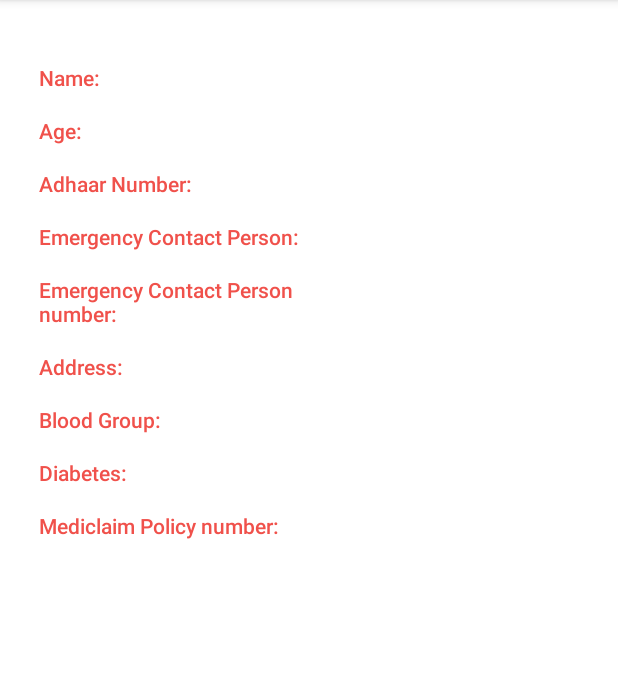
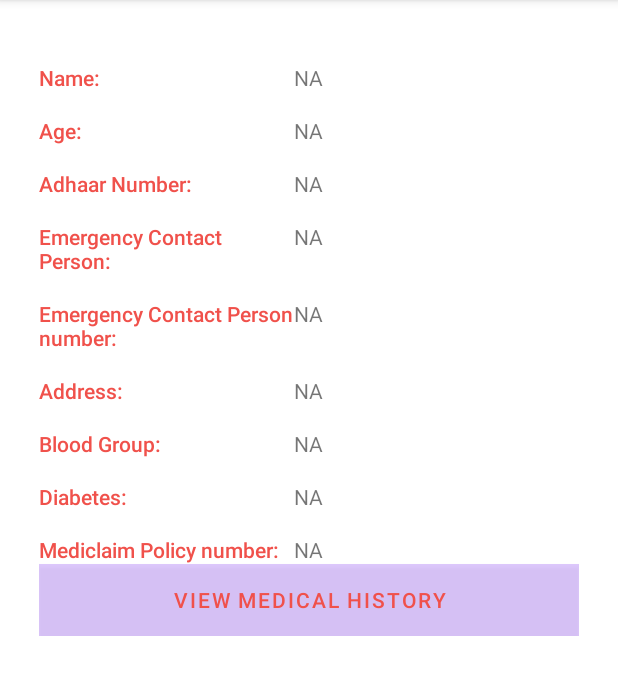
Before and after one commit to Shivangidubey08/Suraksha-App, an Android app: the screen it shows after launch (DataViewActivity), on a phone screen of 412 x 824 dp, the part 84-779 px from its top. Run offline under Robolectric (Android 15) with nearby library versions, the phone set to English and light mode, and no system bars.

Commit message:
Added pdf feature

```diff
--- a/app/src/main/java/com/example/suraksha/DataViewActivity.java
+++ b/app/src/main/java/com/example/suraksha/DataViewActivity.java
@@ -4,11 +4,16 @@ import androidx.appcompat.app.AppCompatActivity;
 
 import android.content.Intent;
 import android.database.Cursor;
+import android.net.Uri;
 import android.os.Bundle;
 import android.database.sqlite.SQLiteDatabase;
+import android.util.Log;
 import android.view.Menu;
 import android.view.MenuItem;
+import android.view.View;
 import android.widget.TextView;
+import android.widget.Toast;
+
 import com.example.suraksha.data.dbHelper;
 import com.example.suraksha.data.contractClass;
 
@@ -23,6 +28,8 @@ public class DataViewActivity extends AppCompatActivity {
     private TextView bloodgroup;
     private TextView diabetes;
     private TextView policy;
+    private Uri fileUri=null;
+    private String filePath;
     @Override
     protected void onCreate(Bundle savedInstanceState) {
         super.onCreate(savedInstanceState);
@@ -54,7 +61,7 @@ public class DataViewActivity extends AppCompatActivity {
         return true;
     }
 
-    public void displayDatabaseInfo() {
+    private void displayDatabaseInfo() {
         SQLiteDatabase db = mDbHelper.getReadableDatabase();
 
         String[] projection = {
@@ -67,7 +74,9 @@ public class DataViewActivity extends AppCompatActivity {
                 contractClass.UserEntry.COLUMN_ADDRESS,
                 contractClass.UserEntry.COLUMN_BLOODGROUP,
                 contractClass.UserEntry.COLUMN_DIABETES,
-                contractClass.UserEntry.COLUMN_POLICY_NIUMBER };
+                contractClass.UserEntry.COLUMN_POLICY_NIUMBER,
+                contractClass.UserEntry.COLUMN_MEDICAL_FILE_URL
+        };
 
         Cursor cursor = db.query(
                 contractClass.UserEntry.TABLE_NAME, projection, null, null, null, null, null);
@@ -81,6 +90,7 @@ public class DataViewActivity extends AppCompatActivity {
         int bloodgroupColumnIndex = cursor.getColumnIndex(contractClass.UserEntry.COLUMN_BLOODGROUP);
         int diabetesColumnIndex = cursor.getColumnIndex(contractClass.UserEntry.COLUMN_DIABETES);
         int policyColumnIndex = cursor.getColumnIndex(contractClass.UserEntry.COLUMN_POLICY_NIUMBER);
+        int medicalHistoryColumnIndex = cursor.getColumnIndex(contractClass.UserEntry.COLUMN_MEDICAL_FILE_URL);
         cursor.moveToNext();
         try {name.setText(cursor.getString(nameColumnIndex));
             age.setText(cursor.getString(ageColumnIndex));
@@ -91,11 +101,23 @@ public class DataViewActivity extends AppCompatActivity {
             bloodgroup.setText(cursor.getString(bloodgroupColumnIndex));
             diabetes.setText(cursor.getString(diabetesColumnIndex));
             policy.setText(cursor.getString(policyColumnIndex));
+            fileUri=Uri.parse(cursor.getString(medicalHistoryColumnIndex));
+            filePath=cursor.getString(medicalHistoryColumnIndex);
 
         } finally {
 
             cursor.close();
+
         }
+    }
+    public void seeMedicalHistory(View view){
+        Log.i("nevla", filePath);
+        if(filePath=="NA"){
+            Toast.makeText(this, "No Medical history added", Toast.LENGTH_SHORT).show();}
+        else{
+        Intent intent = new Intent(Intent.ACTION_VIEW);
+        intent.setDataAndType(fileUri,"application/pdf");
+        startActivity(Intent.createChooser(intent, "Open folder"));}
     }
 
 }
--- a/app/src/main/java/com/example/suraksha/data/contractClass.java
+++ b/app/src/main/java/com/example/suraksha/data/contractClass.java
@@ -60,6 +60,7 @@ public class contractClass {
         public final static String COLUMN_BLOODGROUP = "bloodgroup";
         public final static String COLUMN_DIABETES = "diabetes";
         public final static String COLUMN_POLICY_NIUMBER = "policyNumber";
+        public final static String COLUMN_MEDICAL_FILE_URL = "medicalFileUrl";
 
         public static final int GENDER_UNKNOWN = 0;
         public static final int GENDER_MALE = 1;
--- a/app/src/main/java/com/example/suraksha/data/dbHelper.java
+++ b/app/src/main/java/com/example/suraksha/data/dbHelper.java
@@ -2,7 +2,13 @@ package com.example.suraksha.data;
 import android.content.Context;
 import android.database.sqlite.SQLiteDatabase;
 import android.database.sqlite.SQLiteOpenHelper;
+import android.util.Log;
+
 import com.example.suraksha.data.contractClass.UserEntry;
+
+import com.example.suraksha.data.contractClass;
+import com.example.suraksha.data.contractClass.UserEntry;
+import com.example.suraksha.data.dbHelper;
 public class dbHelper extends SQLiteOpenHelper{
 
     public static final String LOG_TAG = dbHelper.class.getSimpleName();
@@ -40,19 +46,34 @@ public class dbHelper extends SQLiteOpenHelper{
                 + UserEntry.COLUMN_ADDRESS + " TEXT, "
                 + UserEntry.COLUMN_BLOODGROUP + " TEXT, "
                 + UserEntry.COLUMN_DIABETES + " TEXT, "
-                + UserEntry.COLUMN_POLICY_NIUMBER + " TEXT);";
-        String SQL_INSERT_DUMMY =  "INSERT INTO " + UserEntry.TABLE_NAME + " VALUES ("
+                + UserEntry.COLUMN_POLICY_NIUMBER + " TEXT, "
+                + UserEntry.COLUMN_MEDICAL_FILE_URL + " TEXT);";
+        String SQL_INSERT_DUMMY =  "INSERT INTO " + UserEntry.TABLE_NAME + " ("
+                + UserEntry._ID + ", "
+                + UserEntry.COLUMN_USER_NAME + ", "
+                + UserEntry.COLUMN_AGE + ", "
+                + UserEntry.COLUMN_ADHAR + ", "
+                + UserEntry.COLUMN_CONTACT_PERSON + ", "
+                + UserEntry.COLUMN_CONTACT_NUMBER + ", "
+                + UserEntry.COLUMN_ADDRESS + ", "
+                + UserEntry.COLUMN_BLOODGROUP + ", "
+                + UserEntry.COLUMN_DIABETES + ", "
+                + UserEntry.COLUMN_POLICY_NIUMBER + ", "
+                + UserEntry.COLUMN_MEDICAL_FILE_URL + ")\n"+"VALUES ("
                 + "1, "
-                + "NA, "
-                + "NA, "
-                + "NA, "
-                + "NA, "
-                + "NA, "
-                + "NA, "
-                + "NA, "
-                + "NA, "
-                + "NA);";
+                + "\"NA\","
+                + "\"NA\","
+                + "\"NA\","
+                + "\"NA\","
+                + "\"NA\","
+                + "\"NA\","
+                + "\"NA\","
+                + "\"NA\","
+                + "\"NA\","
+                + "\"NA\");";
         // Execute the SQL statement
+        Log.i("nevla",SQL_CREATE_PETS_TABLE);
+        Log.i("nevla",SQL_INSERT_DUMMY);
         db.execSQL(SQL_CREATE_PETS_TABLE);
         db.execSQL(SQL_INSERT_DUMMY);
     }
--- a/app/src/main/res/layout/data_view.xml
+++ b/app/src/main/res/layout/data_view.xml
@@ -165,5 +165,14 @@
             android:layout_weight="1"
             />
     </LinearLayout>
+    <Button
+        android:layout_width="match_parent"
+        android:layout_height="wrap_content"
+        android:text="View Medical History"
+        android:textColor="@color/colorAccent"
+        android:background="@color/cardview_shadow_start_color"
+        android:onClick="seeMedicalHistory"
+
+       />
     </LinearLayout>
 </ScrollView>
--- a/app/src/main/res/layout/editor_activity.xml
+++ b/app/src/main/res/layout/editor_activity.xml
@@ -175,6 +175,12 @@ tools:context=".EditorActivity">
     </LinearLayout>
 </LinearLayout>
     <Button
+        android:id="@+id/addMedicalHistory"
+        android:layout_width="wrap_content"
+        android:layout_height="wrap_content"
+        android:text="Add Medical History"
+        />
+    <Button
         android:layout_width="wrap_content"
         android:layout_height="wrap_content"
         android:text="@string/action_save"
```
Also changed, not shown: app/src/main/java/com/example/suraksha/EditorActivity.java (+35 -3 lines).
